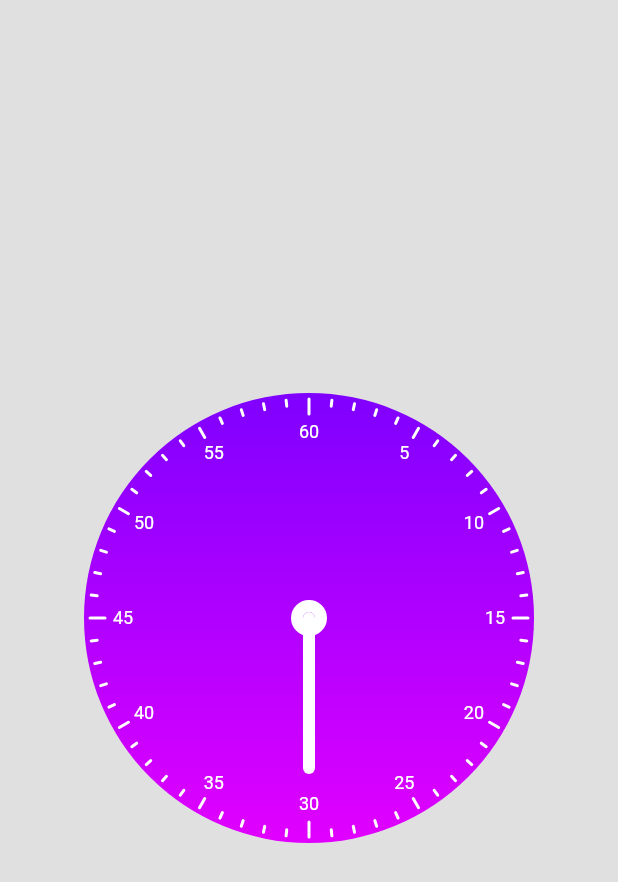
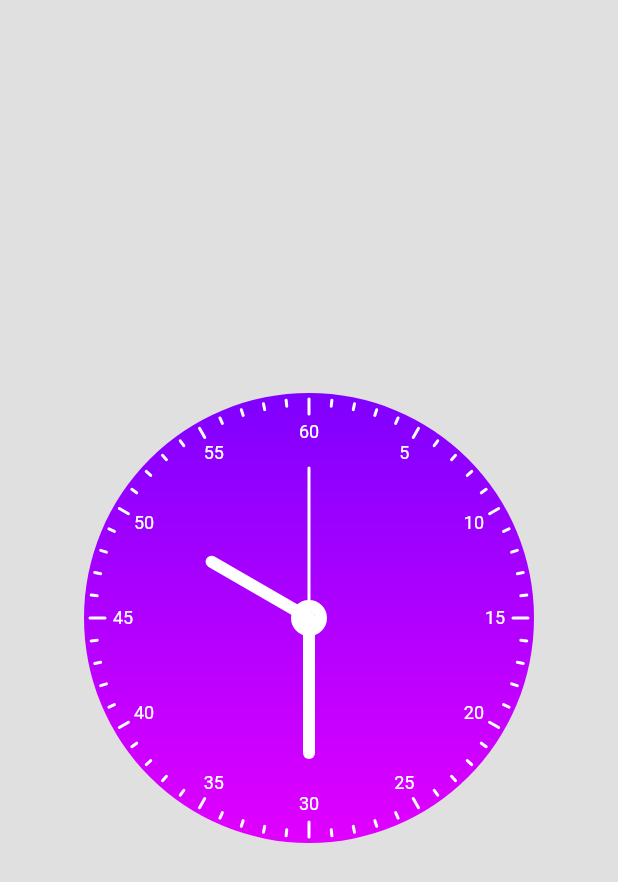
Before and after one commit to Bharathh-Raj/clock_app, a Flutter app: the screen it shows after launch, on a phone screen of 412 x 824 dp. Shown: the top 882 px of the screen. Run offline on Flutter 3.47's test engine with Material 2 defaults, Android fonts, the phone set to English and light mode, and no system bars.

Commit message:
feat: samsung clock ready but need to update automatically

```diff
--- /dev/null
+++ b/lib/clock_faces/samsung_watch_face/samsung_watch.dart
@@ -0,0 +1,74 @@
+import 'package:clock_app/clock_faces/samsung_watch_face/samsung_watch_base_circle.dart';
+import 'package:clock_app/clock_faces/samsung_watch_face/samsung_watch_hands.dart';
+import 'package:flutter/material.dart';
+
+class SamsungWatch extends StatefulWidget {
+  final double clockRadius;
+  final double spaceBeyondMinuteLine;
+  final double minuteLineLength;
+  final double minuteLineDivBy5Length;
+  final double minuteLineDivBy15Length;
+  final double hourHandLength;
+  final double minuteHandLength;
+  final double secondHandLength;
+  const SamsungWatch({
+    Key? key,
+    required this.clockRadius,
+    this.spaceBeyondMinuteLine = 4,
+    this.minuteLineLength = 4,
+    this.minuteLineDivBy5Length = 7,
+    this.minuteLineDivBy15Length = 10,
+    this.minuteHandLength = 0,
+    this.hourHandLength = 0,
+    this.secondHandLength = 0,
+  }) : super(key: key);
+
+  @override
+  _SamsungWatchState createState() => _SamsungWatchState();
+}
+
+class _SamsungWatchState extends State<SamsungWatch> {
+  late DateTime _currentTime;
+  late final Stream<DateTime> _timer;
+  @override
+  void initState() {
+    _currentTime = DateTime.now();
+    _timer = Stream.periodic(const Duration(seconds: 1), (second) {
+      _currentTime.add(const Duration(seconds: 1));
+      return _currentTime;
+    });
+    super.initState();
+  }
+
+  @override
+  Widget build(BuildContext context) {
+    return SizedBox(
+      height: widget.clockRadius * 2,
+      width: widget.clockRadius * 2,
+      child: CustomPaint(
+        size: Size(widget.clockRadius * 2, widget.clockRadius * 2),
+        painter: SamsungWatchBaseCircle(
+          minuteLineLength: widget.minuteLineLength,
+          minuteLineDivBy5Length: widget.minuteLineDivBy5Length,
+          minuteLineDivBy15Length: widget.minuteLineDivBy15Length,
+          spaceBeyondMinuteLine: widget.spaceBeyondMinuteLine,
+        ),
+        willChange: false,
+        child: StreamBuilder(
+          stream: _timer,
+          builder: (context, snapshot) {
+            return CustomPaint(
+              painter: SamsungWatchHands(
+                dateTime: _currentTime,
+                hourHandLength: widget.hourHandLength,
+                minuteHandLength: widget.minuteHandLength,
+                secondHandLength: widget.secondHandLength,
+              ),
+              willChange: true,
+            );
+          },
+        ),
+      ),
+    );
+  }
+}
--- a/lib/clock_faces/samsung_watch_face.dart
+++ b/lib/clock_faces/samsung_watch_face/samsung_watch_base_circle.dart
@@ -1,13 +1,10 @@
-import 'dart:math' as math;
 import 'dart:ui' as ui;
-import 'dart:ui';
 
+import 'package:clock_app/core/constants/constants.dart';
+import 'package:clock_app/core/get_offset.dart';
 import 'package:flutter/material.dart';
 
-class SamsungWatchFace extends CustomPainter {
-  static const int _numberOfMintues = 60;
-  static const double _angleBetweenMinutePointers = (2 * math.pi) / _numberOfMintues;
-
+class SamsungWatchBaseCircle extends CustomPainter {
   final double spaceBeyondMinuteLine;
   final double minuteLineLength;
   final double minuteLineDivBy5Length;
@@ -15,11 +12,12 @@ class SamsungWatchFace extends CustomPainter {
   late final double _baseCircleRadius;
   late final double _canvasSide;
   late final double _minuteLineExtremePointRadius;
-  SamsungWatchFace({
-    this.spaceBeyondMinuteLine = 4,
-    this.minuteLineLength = 4,
-    this.minuteLineDivBy5Length = 7,
-    this.minuteLineDivBy15Length = 10,
+
+  SamsungWatchBaseCircle({
+    required this.spaceBeyondMinuteLine,
+    required this.minuteLineLength,
+    required this.minuteLineDivBy5Length,
+    required this.minuteLineDivBy15Length,
   });
 
   @override
@@ -33,8 +31,6 @@ class SamsungWatchFace extends CustomPainter {
     _drawBaseCircle(canvas);
     _drawMinutesLine(canvas);
     _drawCenterCircle(canvas);
-    // _drawHoursHand(canvas, _side);
-    _drawMinuteHand(canvas);
     canvas.restore();
   }
 
@@ -55,22 +51,18 @@ class SamsungWatchFace extends CustomPainter {
       ..strokeWidth = 2
       ..strokeCap = StrokeCap.round
       ..style = PaintingStyle.stroke;
-    for (int minute = 1; minute <= _numberOfMintues; minute++) {
-      final double _theta = _angleBetweenMinutePointers * minute;
+    for (int minute = 1; minute <= Constants.numberOfMinutes; minute++) {
+      final double _theta = Constants.angleBetweenEachMinuteLine * minute;
       final double _radiusOfInnerPoint = _getInnerPointRadiusOfMinuteLine(minute);
 
-      final Offset _extremePoint = _getOffsetWithRadiusAndTheta(radius: _minuteLineExtremePointRadius, theta: _theta);
-      final Offset _innerPoint = _getOffsetWithRadiusAndTheta(radius: _radiusOfInnerPoint, theta: _theta);
+      final Offset _extremePoint =
+          GetOffset.getOffsetWithRadiusAndTheta(radius: _minuteLineExtremePointRadius, theta: _theta);
+      final Offset _innerPoint = GetOffset.getOffsetWithRadiusAndTheta(radius: _radiusOfInnerPoint, theta: _theta);
       canvas.drawLine(_extremePoint, _innerPoint, _paint);
       if (minute % 5 == 0) {
         _drawMinuteText(minute: minute, canvas: canvas, theta: _theta);
       }
     }
-  }
-
-  Offset _getOffsetWithRadiusAndTheta({required double radius, required double theta}) {
-    theta = theta - (math.pi / 2);
-    return Offset(radius * math.cos(theta), radius * math.sin(theta));
   }
 
   double _getInnerPointRadiusOfMinuteLine(int minute) {
@@ -93,20 +85,8 @@ class SamsungWatchFace extends CustomPainter {
     );
     tp.layout();
     final Offset _pointToPositionText =
-        _getOffsetWithRadiusAndTheta(radius: _getInnerPointRadiusOfMinuteLine(minute) - 12, theta: theta);
+        GetOffset.getOffsetWithRadiusAndTheta(radius: _getInnerPointRadiusOfMinuteLine(minute) - 12, theta: theta);
     tp.paint(canvas, Offset(_pointToPositionText.dx - tp.width / 2, _pointToPositionText.dy - tp.height / 2));
-  }
-
-  void _drawMinuteHand(Canvas canvas) {
-    final Paint _paint = Paint()
-      ..style = PaintingStyle.fill
-      ..strokeWidth = 8
-      ..strokeCap = ui.StrokeCap.round
-      ..color = Colors.white;
-
-    final double _minuteHandLength = 100;
-    canvas.drawLine(Offset(0, 0),
-        _getOffsetWithRadiusAndTheta(radius: _minuteHandLength, theta: 30 * _angleBetweenMinutePointers), _paint);
   }
 
   void _drawCenterCircle(Canvas canvas) {
@@ -117,15 +97,6 @@ class SamsungWatchFace extends CustomPainter {
     canvas.drawCircle(Offset(0, 0), 8, _paint);
   }
 
-  void _drawHoursHand(Canvas canvas, double side) {
-    final Paint _paint = Paint()
-      ..style = PaintingStyle.fill
-      ..strokeWidth = 8
-      ..strokeCap = ui.StrokeCap.round
-      ..color = Colors.white;
-    canvas.drawLine(Offset(50, 50), Offset(side / 2, side / 2), _paint);
-  }
-
   @override
-  bool shouldRepaint(covariant CustomPainter oldDelegate) => true;
+  bool shouldRepaint(covariant CustomPainter oldDelegate) => false;
 }
--- /dev/null
+++ b/lib/clock_faces/samsung_watch_face/samsung_watch_hands.dart
@@ -0,0 +1,81 @@
+import 'dart:ui' as ui;
+
+import 'package:clock_app/core/constants/constants.dart';
+import 'package:clock_app/core/get_offset.dart';
+import 'package:flutter/cupertino.dart';
+import 'package:flutter/material.dart';
+
+class SamsungWatchHands extends CustomPainter {
+  final double hourHandLength;
+  final double minuteHandLength;
+  final double secondHandLength;
+  final DateTime dateTime;
+
+  late final double _canvasSide;
+  late final double _baseCircleRadius;
+
+  SamsungWatchHands({
+    required this.dateTime,
+    required this.minuteHandLength,
+    required this.hourHandLength,
+    required this.secondHandLength,
+  });
+
+  @override
+  void paint(Canvas canvas, Size size) {
+    _canvasSide = size.height;
+    _baseCircleRadius = _canvasSide / 2;
+    assert(_baseCircleRadius >= minuteHandLength, "Minute hand length cannot be greater than Radius");
+    assert(_baseCircleRadius >= hourHandLength, "Hour hand length cannot be greater than Radius");
+    canvas.save();
+    canvas.translate(_baseCircleRadius, _baseCircleRadius);
+    _drawHoursHand(canvas);
+    _drawMinuteHand(canvas);
+    _drawSecondHand(canvas);
+    canvas.restore();
+  }
+
+  void _drawHoursHand(Canvas canvas) {
+    final Paint _paint = Paint()
+      ..style = PaintingStyle.fill
+      ..strokeWidth = 8
+      ..strokeCap = ui.StrokeCap.round
+      ..color = Colors.white;
+    canvas.drawLine(
+        Offset(0, 0),
+        GetOffset.getOffsetWithRadiusAndTheta(
+            radius: hourHandLength, theta: (dateTime.hour % 12) * 5 * Constants.angleBetweenEachMinuteLine),
+        _paint);
+  }
+
+  void _drawMinuteHand(Canvas canvas) {
+    final Paint _paint = Paint()
+      ..style = PaintingStyle.fill
+      ..strokeWidth = 8
+      ..strokeCap = ui.StrokeCap.round
+      ..color = Colors.white;
+
+    canvas.drawLine(
+        Offset(0, 0),
+        GetOffset.getOffsetWithRadiusAndTheta(
+            radius: minuteHandLength, theta: dateTime.minute * Constants.angleBetweenEachMinuteLine),
+        _paint);
+  }
+
+  void _drawSecondHand(Canvas canvas) {
+    final Paint _paint = Paint()
+      ..style = PaintingStyle.fill
+      ..strokeWidth = 2
+      ..strokeCap = ui.StrokeCap.round
+      ..color = Colors.white;
+
+    canvas.drawLine(
+        Offset(0, 0),
+        GetOffset.getOffsetWithRadiusAndTheta(
+            radius: secondHandLength, theta: dateTime.second * Constants.angleBetweenEachMinuteLine),
+        _paint);
+  }
+
+  @override
+  bool shouldRepaint(covariant SamsungWatchHands oldDelegate) => dateTime.second != oldDelegate.dateTime.second;
+}
--- /dev/null
+++ b/lib/core/constants/constants.dart
@@ -0,0 +1,6 @@
+import 'dart:math' as math;
+
+class Constants {
+  static const int numberOfMinutes = 60;
+  static const double angleBetweenEachMinuteLine = (2 * math.pi) / numberOfMinutes;
+}
--- /dev/null
+++ b/lib/core/get_offset.dart
@@ -0,0 +1,9 @@
+import 'dart:math' as math;
+import 'dart:ui';
+
+class GetOffset {
+  static Offset getOffsetWithRadiusAndTheta({required double radius, required double theta}) {
+    theta = theta - (math.pi / 2);
+    return Offset(radius * math.cos(theta), radius * math.sin(theta));
+  }
+}
--- a/lib/main.dart
+++ b/lib/main.dart
@@ -1,4 +1,4 @@
-import 'package:clock_app/clock_faces/samsung_watch_face.dart';
+import 'package:clock_app/clock_faces/samsung_watch_face/samsung_watch.dart';
 import 'package:flutter/material.dart';
 
 void main() {
@@ -25,12 +25,11 @@ class MyHomePage extends StatelessWidget {
     return Scaffold(
         backgroundColor: Colors.black12,
         body: Center(
-          child: SizedBox(
-            height: 300,
-            width: 300,
-            child: CustomPaint(
-              painter: SamsungWatchFace(),
-            ),
+          child: SamsungWatch(
+            clockRadius: 150,
+            hourHandLength: 75,
+            minuteHandLength: 90,
+            secondHandLength: 100,
           ),
         ));
   }
```
